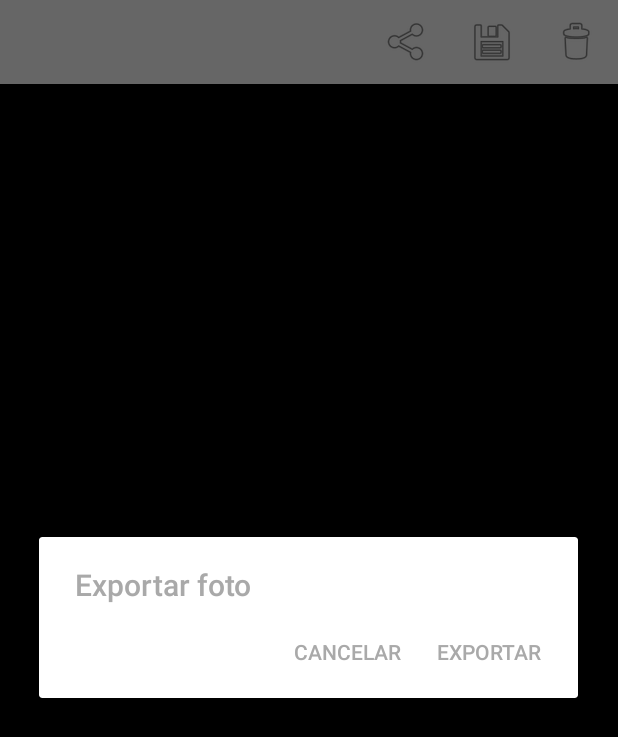
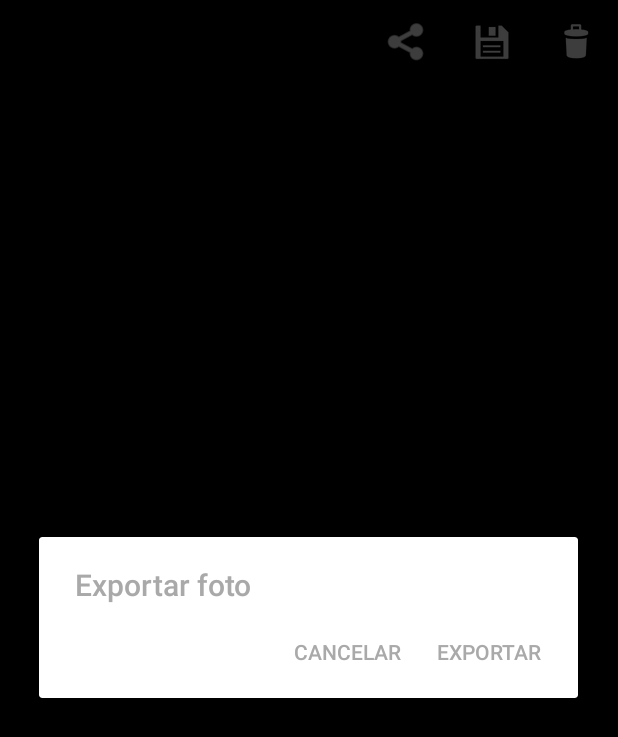
Before and after one commit to Guigomes/ProtegePhotos, an Android app: the FotoActivity screen opened directly, with no data from a screen before it, after a tap on "Donwload Foto", on a phone screen of 412 x 824 dp. Shown: the top 737 px of the screen. Run offline under Robolectric (Android 15) with nearby library versions, the phone set to English and light mode, and no system bars; pictures from the network do not load; 3 statements that could not run were skipped.

```diff
--- a/app/src/main/AndroidManifest.xml
+++ b/app/src/main/AndroidManifest.xml
@@ -39,7 +39,9 @@
             android:label="@string/title_activity_galeria" />
         <activity
             android:name=".activitys.FotoActivity"
-            android:label=""></activity>
+            android:label=""
+            android:theme="@style/OverlayActionBar"
+            ></activity>
         <activity android:name=".activitys.GaleriaActivity" />
         <activity
             android:name=".activitys.EscolherPastaActivity"
--- a/app/src/main/java/ggsoftware/com/br/protegephotospro/activitys/FotoActivity.java
+++ b/app/src/main/java/ggsoftware/com/br/protegephotospro/activitys/FotoActivity.java
@@ -2,12 +2,22 @@ package ggsoftware.com.br.protegephotospro.activitys;
 
 import android.Manifest;
 import android.content.DialogInterface;
+import android.graphics.Color;
+import android.graphics.PorterDuff;
+import android.graphics.drawable.Drawable;
 import android.net.Uri;
 import android.os.Bundle;
 import android.view.Menu;
 import android.view.MenuItem;
 import android.view.View;
+import android.view.Window;
+import android.view.animation.Animation;
+import android.view.animation.AnimationUtils;
+import android.widget.Button;
+import android.widget.ImageSwitcher;
+import android.widget.ImageView;
 import android.widget.Toast;
+import android.widget.ViewSwitcher;
 
 import androidx.appcompat.app.ActionBar;
 import androidx.appcompat.app.AppCompatActivity;
@@ -39,17 +49,48 @@ import ggsoftware.com.br.protegephotospro.utils.Utils;
 public class FotoActivity extends AppCompatActivity {
 
     public static final String EXTRA_SPACE_PHOTO = "FotoActivity.SPACE_PHOTO";
-    private PhotoView mImageView;
 
+    ImageSwitcher myImageSwitcher;
     Foto foto;
     File file;
-
+    PhotoView mImageView;
     @Override
     protected void onCreate(Bundle savedInstanceState) {
         super.onCreate(savedInstanceState);
+        getWindow().requestFeature(Window.FEATURE_ACTION_BAR_OVERLAY);
+
         setContentView(R.layout.activity_space_photo);
 
-        mImageView = (PhotoView) findViewById(R.id.image);
+//getSupportActionBar().setShowHideAnimationEnabled(true);
+        myImageSwitcher = (ImageSwitcher) findViewById(R.id.imageSwitcher);
+
+        myImageSwitcher.setFactory(new ViewSwitcher.ViewFactory() {
+            @Override
+            public View makeView() {
+                 mImageView = new PhotoView(getApplicationContext());
+                mImageView.setLayoutParams(new ImageSwitcher.LayoutParams(
+                        android.app.ActionBar.LayoutParams.FILL_PARENT, android.app.ActionBar.LayoutParams.FILL_PARENT
+                ));
+
+                foto = getIntent().getParcelableExtra(EXTRA_SPACE_PHOTO);
+
+                ImageSaver imageSaver = new ImageSaver(FotoActivity.this);
+                file = imageSaver.loadFile(foto.getTitle());
+                //myImageSwitcher.setImageURI(Uri.fromFile(file));
+
+                mImageView.setImageURI(Uri.fromFile(file));
+
+/*
+                Glide.with(FotoActivity.this)
+                        .load(file.getAbsolutePath())
+                        .asBitmap()
+                        .error(android.R.drawable.ic_delete)
+                        .diskCacheStrategy(DiskCacheStrategy.SOURCE)
+                        .into(mImageView);
+*/
+                mImageView.setScaleType(ImageView.ScaleType.FIT_CENTER);
+
+
 
                 mImageView.setOnSwipeRight(new OnSwipeRightListener() {
                     @Override
@@ -74,19 +115,17 @@ public class FotoActivity extends AppCompatActivity {
                         proximaFoto();
                     }
                 });
-        foto = getIntent().getParcelableExtra(EXTRA_SPACE_PHOTO);
+                //switcherImageView.setMaxHeight(100);
+                return mImageView;
+            }
+        });
 
-        ImageSaver imageSaver = new ImageSaver(FotoActivity.this);
-        file = imageSaver.loadFile(foto.getTitle());
+/*
+        Animation animationOut = AnimationUtils.loadAnimation(this, android.R.anim.slide_out_right);
+        Animation animationIn = AnimationUtils.loadAnimation(this, android.R.anim.slide_in_left);
 
-
-        Glide.with(this)
-                .load(file.getAbsolutePath())
-                .asBitmap()
-                .error(android.R.drawable.ic_delete)
-                .diskCacheStrategy(DiskCacheStrategy.SOURCE)
-                .into(mImageView);
-
+        myImageSwitcher.setOutAnimation(animationOut);
+        myImageSwitcher.setInAnimation(animationIn);*/
     }
 
 
@@ -103,6 +142,11 @@ public class FotoActivity extends AppCompatActivity {
     }
 
     public void fotoAnterior() {
+        Animation animationOut = AnimationUtils.loadAnimation(this, android.R.anim.slide_out_right);
+        Animation animationIn = AnimationUtils.loadAnimation(this, android.R.anim.slide_in_left);
+
+        myImageSwitcher.setOutAnimation(animationOut);
+        myImageSwitcher.setInAnimation(animationIn);
         List<Foto> fotos = Foto.getFotos();
         for (int i = 0; i < fotos.size(); i++) {
             if (fotos.get(i).getId() == foto.getId()) {
@@ -111,15 +155,16 @@ public class FotoActivity extends AppCompatActivity {
 
                     ImageSaver imageSaver = new ImageSaver(FotoActivity.this);
                     File file = imageSaver.loadFile(foto.getTitle());
+                    myImageSwitcher.setImageURI(Uri.fromFile(file));
 
-
+/*
                     Glide.with(this)
                             .load(file.getAbsolutePath())
                             .asBitmap()
                             .error(android.R.drawable.ic_delete)
                             .diskCacheStrategy(DiskCacheStrategy.SOURCE)
                             .into(mImageView);
-
+*/
                     break;
                 }
             }
@@ -255,9 +300,19 @@ public class FotoActivity extends AppCompatActivity {
     @Override
     public boolean onCreateOptionsMenu(Menu menu) {
         getMenuInflater().inflate(R.menu.menu_foto, menu);
+        Drawable drawable = menu.findItem(R.id.action_share).getIcon();
+        if (drawable != null) {
+            drawable.mutate();
+            drawable.setColorFilter(Color.WHITE, PorterDuff.Mode.SRC_ATOP);
+        }
         return true;
     }
     public void proximaFoto() {
+        Animation animationOut = AnimationUtils.loadAnimation(this, R.anim.slide_out_left);
+        Animation animationIn = AnimationUtils.loadAnimation(this, R.anim.slide_in_right);
+
+        myImageSwitcher.setOutAnimation(animationOut);
+        myImageSwitcher.setInAnimation(animationIn);
         List<Foto> fotos = Foto.getFotos();
         for (int i = 0; i < fotos.size(); i++) {
             if (fotos.get(i).getId() == foto.getId()) {
@@ -267,14 +322,16 @@ public class FotoActivity extends AppCompatActivity {
                     ImageSaver imageSaver = new ImageSaver(FotoActivity.this);
                     File file = imageSaver.loadFile(foto.getTitle());
 
+                    myImageSwitcher.setImageURI(Uri.fromFile(file));
 
+/*
                     Glide.with(this)
                             .load(file.getAbsolutePath())
                             .asBitmap()
                             .error(android.R.drawable.ic_delete)
                             .diskCacheStrategy(DiskCacheStrategy.SOURCE)
                             .into(mImageView);
-
+*/
                     break;
                 }
             }
--- a/app/src/main/java/ggsoftware/com/br/protegephotospro/activitys/MainActivity.java
+++ b/app/src/main/java/ggsoftware/com/br/protegephotospro/activitys/MainActivity.java
@@ -1,18 +1,12 @@
 package ggsoftware.com.br.protegephotospro.activitys;
 
-import android.content.Context;
 import android.content.Intent;
-import android.content.SharedPreferences;
 import android.os.Bundle;
 
 import androidx.appcompat.app.AppCompatActivity;
 
-
-import android.widget.Toast;
-
 import java.util.List;
 
-import ggsoftware.com.br.protegephotospro.Constantes;
 import ggsoftware.com.br.protegephotospro.dao.PastaDAO;
 import ggsoftware.com.br.protegephotospro.dao.PastaVO;
 
--- /dev/null
+++ b/app/src/main/res/anim/slide_in_right.xml
@@ -0,0 +1,25 @@
+<?xml version="1.0" encoding="utf-8"?>
+<!--
+/* //device/apps/common/res/anim/slide_in_right.xml
+**
+** Copyright 2007, The Android Open Source Project
+**
+** Licensed under the Apache License, Version 2.0 (the "License");
+** you may not use this file except in compliance with the License.
+** You may obtain a copy of the License at
+**
+**     http://www.apache.org/licenses/LICENSE-2.0
+**
+** Unless required by applicable law or agreed to in writing, software
+** distributed under the License is distributed on an "AS IS" BASIS,
+** WITHOUT WARRANTIES OR CONDITIONS OF ANY KIND, either express or implied.
+** See the License for the specific language governing permissions and
+** limitations under the License.
+*/
+-->
+<set xmlns:android="http://schemas.android.com/apk/res/android">
+    <translate android:fromXDelta="50%p" android:toXDelta="0"
+        android:duration="@android:integer/config_mediumAnimTime"/>
+    <alpha android:fromAlpha="0.0" android:toAlpha="1.0"
+        android:duration="@android:integer/config_mediumAnimTime" />
+</set>
--- /dev/null
+++ b/app/src/main/res/anim/slide_out_left.xml
@@ -0,0 +1,25 @@
+<?xml version="1.0" encoding="utf-8"?>
+<!--
+/* //device/apps/common/res/anim/slide_out_left.xml
+**
+** Copyright 2007, The Android Open Source Project
+**
+** Licensed under the Apache License, Version 2.0 (the "License");
+** you may not use this file except in compliance with the License.
+** You may obtain a copy of the License at
+**
+**     http://www.apache.org/licenses/LICENSE-2.0
+**
+** Unless required by applicable law or agreed to in writing, software
+** distributed under the License is distributed on an "AS IS" BASIS,
+** WITHOUT WARRANTIES OR CONDITIONS OF ANY KIND, either express or implied.
+** See the License for the specific language governing permissions and
+** limitations under the License.
+*/
+-->
+<set xmlns:android="http://schemas.android.com/apk/res/android">
+    <translate android:fromXDelta="0" android:toXDelta="-50%p"
+        android:duration="@android:integer/config_mediumAnimTime"/>
+    <alpha android:fromAlpha="1.0" android:toAlpha="0.0"
+        android:duration="@android:integer/config_mediumAnimTime" />
+</set>
--- a/app/src/main/res/layout/activity_main.xml
+++ b/app/src/main/res/layout/activity_main.xml
@@ -9,7 +9,7 @@
     android:paddingRight="@dimen/activity_horizontal_margin"
     android:paddingTop="@dimen/activity_vertical_margin"
     android:orientation="vertical"
-    tools:context="ggsoftware.com.br.protegephotospro.activitys.MainActivity">
+    tools:context="ggsoftware.com.br.protegephotospro.activitys.MainActivity5">
 
 
 
--- a/app/src/main/res/layout/activity_space_photo.xml
+++ b/app/src/main/res/layout/activity_space_photo.xml
@@ -7,14 +7,14 @@
     android:layout_gravity="center_vertical"
     android:orientation="vertical">
 
+    <ImageSwitcher
+        android:id="@+id/imageSwitcher"
+        android:layout_weight="1"
+        android:layout_width="match_parent"
+        android:layout_height="wrap_content"
+        />
 
 
-            <ggsoftware.com.br.protegephotospro.components.photoview.PhotoView
-                android:id="@+id/image"
-                android:layout_weight="1"
-                android:layout_width="match_parent"
-                android:layout_height="wrap_content"
-            />
 
 
 
--- a/app/src/main/res/menu/menu_pasta.xml
+++ b/app/src/main/res/menu/menu_pasta.xml
@@ -3,7 +3,7 @@
     xmlns:android="http://schemas.android.com/apk/res/android"
     xmlns:app="http://schemas.android.com/apk/res-auto"
     xmlns:tools="http://schemas.android.com/tools"
-    tools:context=".activitys.MainActivity">
+    tools:context=".activitys.MainActivity5">
 
     <!--
     <item
--- a/app/src/main/res/values/styles.xml
+++ b/app/src/main/res/values/styles.xml
@@ -30,6 +30,12 @@
         <item name="android:statusBarColor">@android:color/black</item>
 
 
+
+    </style>
+
+    <style name="OverlayActionBar" parent="AppTheme">
+        <item name="windowActionBarOverlay">true</item>
+        <item name="actionBarTheme">@style/MyActionBarTransparent</item>
 
     </style>
 
@@ -90,4 +96,12 @@
 
 
     </style>
+
+    <style name="MyActionBarTransparent" parent="@style/ThemeOverlay.MaterialComponents.ActionBar">
+        <item name="android:background">@android:color/transparent</item>
+        <item name="colorPrimary">@android:color/transparent</item>
+
+
+
+    </style>
 </resources>
```
Also changed, not shown: app/src/main/java/ggsoftware/com/br/protegephotospro/activitys/GaleriaActivity.java (+79 -6 lines), app/src/main/res/layout/pl_base_pattern_activity.xml (+5 -5 lines), 1 other file. Lines whose indentation alone changed are shown as unchanged.
